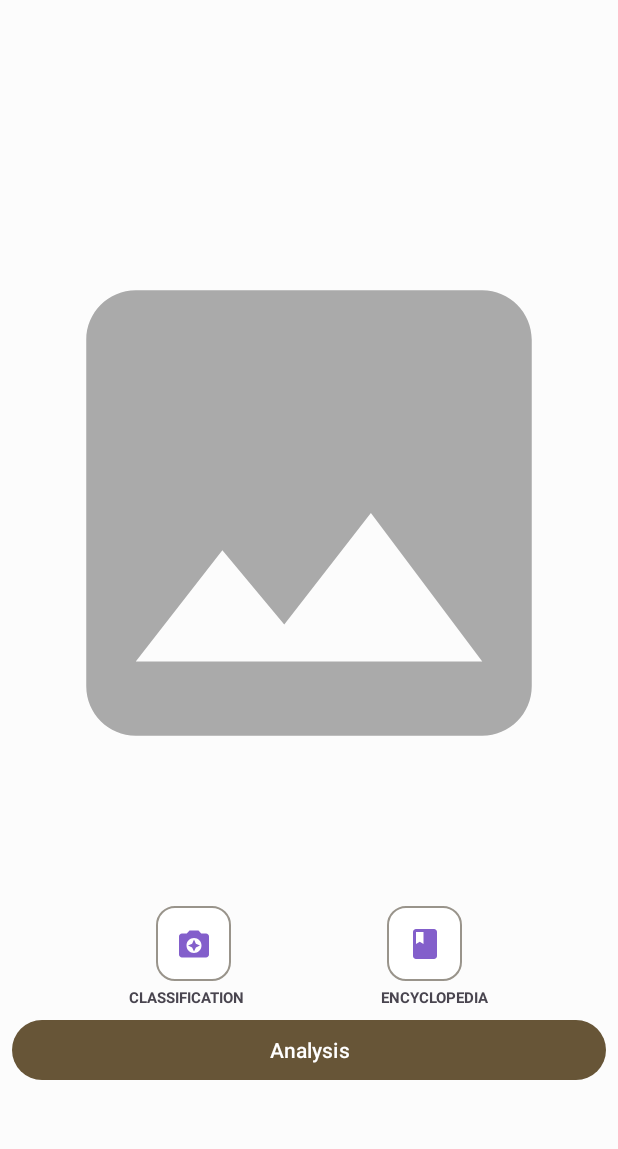
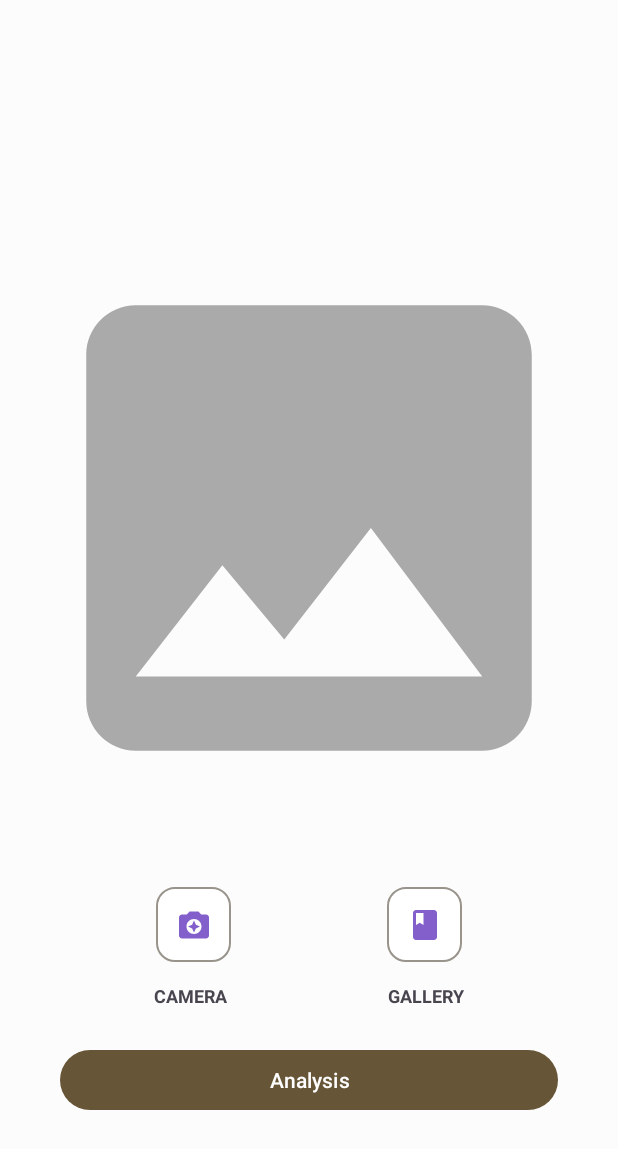
Before and after one commit to C241-PS390/Batikify-Android, an Android app: the ClassificationActivity screen opened directly, with no data from a screen before it, on a phone screen of 412 x 824 dp. Shown: the top 1149 px of the screen. Run offline under Robolectric (Android 15) with nearby library versions, the phone set to English and light mode, and no system bars.

```diff
--- a/app/src/main/res/layout/activity_classification.xml
+++ b/app/src/main/res/layout/activity_classification.xml
@@ -35,9 +35,9 @@
         android:id="@+id/cameraButton"
         android:layout_width="50dp"
         android:layout_height="50dp"
+        android:layout_marginBottom="10dp"
         android:src="@drawable/baseline_camera_enhance_24"
         android:contentDescription="Ambil gambar menggunakan kamera"
-        android:layout_marginTop="28dp"
         app:layout_constraintBottom_toTopOf="@+id/tvCamera"
         app:layout_constraintEnd_toStartOf="@+id/galeryButton"
         app:layout_constraintStart_toStartOf="parent"
@@ -48,10 +48,11 @@
         android:layout_width="wrap_content"
         android:layout_height="wrap_content"
         android:padding="4dp"
-        android:text="classification"
+        android:text="Camera"
         android:textAllCaps="true"
-        android:textSize="10dp"
+        android:textSize="12sp"
         android:textStyle="bold"
+        android:layout_marginBottom="20dp"
         app:layout_constraintBottom_toTopOf="@+id/uploadButton"
         app:layout_constraintEnd_toStartOf="@+id/tvGalery"
         app:layout_constraintStart_toStartOf="parent" />
@@ -60,10 +61,10 @@
         android:id="@+id/galeryButton"
         android:layout_width="50dp"
         android:layout_height="50dp"
+        android:layout_marginBottom="10dp"
         android:background="@drawable/bg_icon"
-        android:contentDescription="Ambil gambar menggunakan galery"
+        android:contentDescription="Ambil gambar menggunakan gallery"
         android:src="@drawable/baseline_book_24"
-        android:layout_marginTop="28dp"
         app:layout_constraintEnd_toEndOf="parent"
         app:layout_constraintStart_toEndOf="@+id/cameraButton"
         app:layout_constraintBottom_toTopOf="@+id/tvGalery"/>
@@ -73,10 +74,11 @@
         android:layout_width="wrap_content"
         android:layout_height="wrap_content"
         android:padding="4dp"
-        android:text="Encyclopedia"
+        android:text="Gallery"
         android:textAllCaps="true"
-        android:textSize="10dp"
+        android:textSize="12sp"
         android:textStyle="bold"
+        android:layout_marginBottom="20dp"
         app:layout_constraintEnd_toEndOf="parent"
         app:layout_constraintStart_toEndOf="@+id/tvCamera"
         app:layout_constraintBottom_toTopOf="@+id/uploadButton" />
@@ -86,8 +88,10 @@
         android:layout_width="0dp"
         android:layout_height="wrap_content"
         android:layout_marginHorizontal="8dp"
-        android:layout_marginTop="8dp"
-        android:layout_marginBottom="100dp"
+        android:layout_marginStart="40dp"
+        android:layout_marginEnd="40dp"
+
+        android:layout_marginBottom="80dp"
         android:text="Analysis"
         app:layout_constraintEnd_toEndOf="parent"
         app:layout_constraintStart_toStartOf="parent"
```
